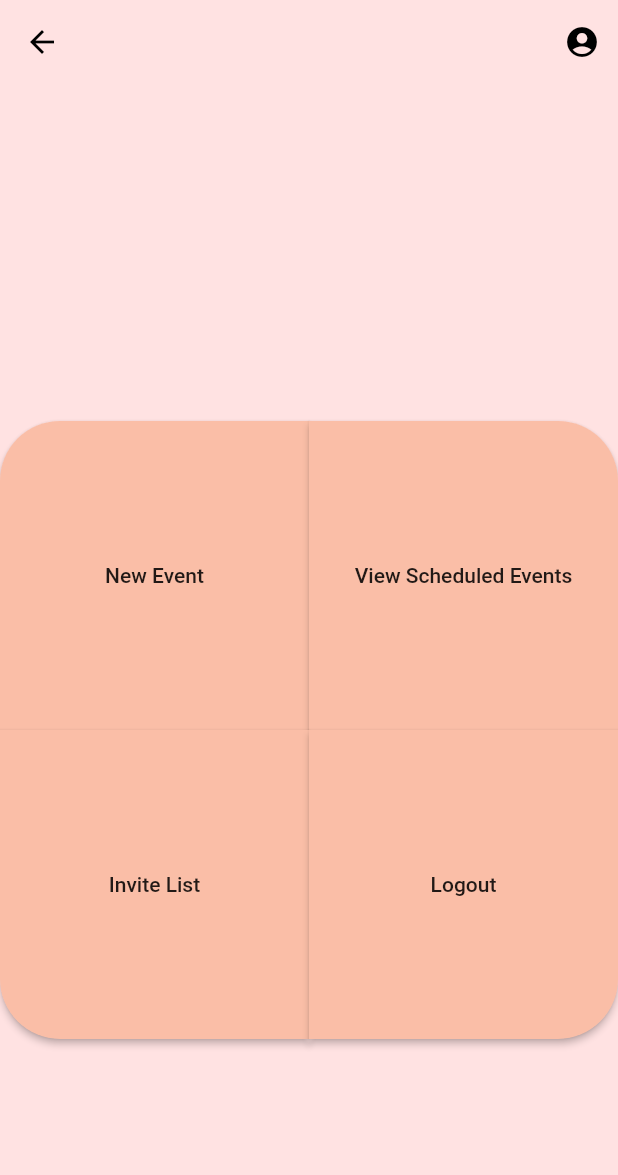
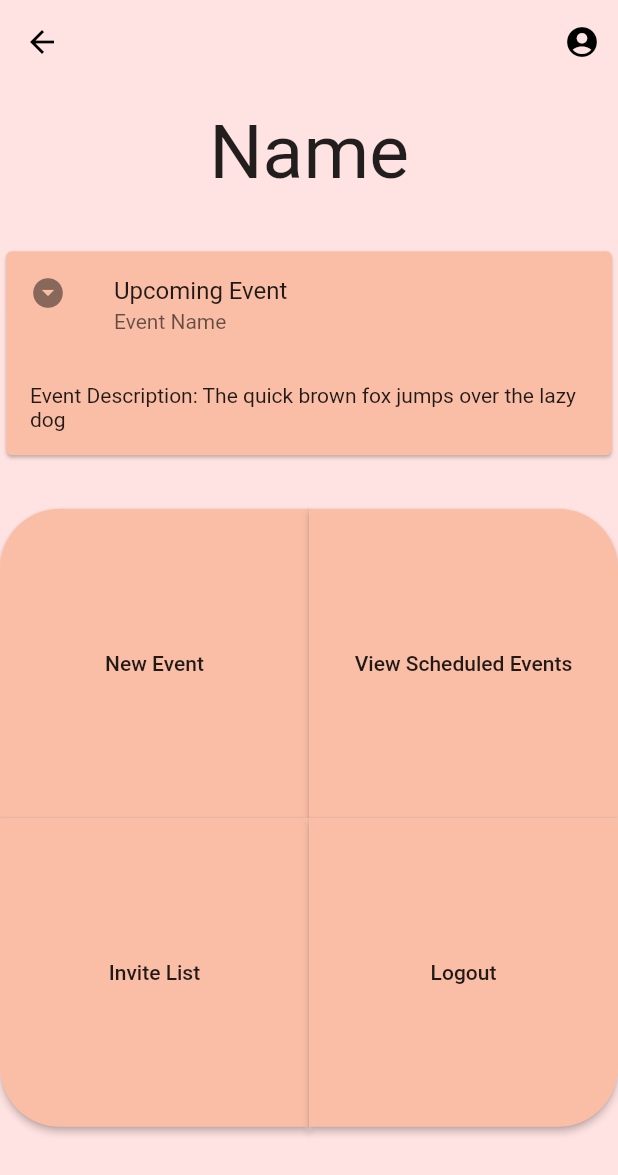
Before and after one commit to shah444/managr, a Flutter app: the HomePage screen opened by its route, on a phone screen of 412 x 824 dp. Shown: the top 1175 px of the screen. Run offline on Flutter 3.47's test engine with Material 2 defaults, Android fonts, the phone set to English and light mode, and no system bars; our stand-ins replace firebase_auth, firebase_core, firebase_storage, shared_preferences; accounts and stored records are empty.

Commit message:
created a card for homepage

```diff
--- a/managr_frontend/lib/pages/homepage.dart
+++ b/managr_frontend/lib/pages/homepage.dart
@@ -16,9 +16,10 @@ class HomePage extends StatefulWidget {
 
 class _HomePageState extends State<HomePage> {
   SharedPreferences prefs;
-  ValueNotifier<String> name = new ValueNotifier<String>("");
+  ValueNotifier<String> name = new ValueNotifier<String>("Name");
 
   void getUserInfo() async {
+    //prefs = await SharedPreferences.getInstance();
     name.value = prefs.getString('name');
     print("name is " + name.toString());
   }
@@ -76,6 +77,31 @@ class _HomePageState extends State<HomePage> {
                     ),
                   ),
                 ],
+              ),
+              Card(
+                clipBehavior: Clip.antiAlias,
+                color: buttonColor,
+                child: Column(
+                  children: [
+                    ListTile(
+                      leading: Icon(Icons.arrow_drop_down_circle),
+                      title: const Text('Upcoming Event'),
+                      subtitle: Text(
+                        'Event Name',
+                        style: TextStyle(color: Colors.black.withOpacity(0.6)),
+                      ),
+                    ),
+                    Padding(
+                      padding: const EdgeInsets.all(16.0),
+                      child: Text(
+                        'Event Description: The quick brown fox jumps over the lazy dog',
+                        //style: TextStyle(color: Colors.black.withOpacity(0.6)),
+                      ),
+                    ),
+                    // Image.asset('assets/card-sample-image.jpg'),
+                    //  Image.asset('assets/card-sample-image-2.jpg'),
+                  ],
+                ),
               ),
               Column(
                 mainAxisAlignment: MainAxisAlignment.end,
```
